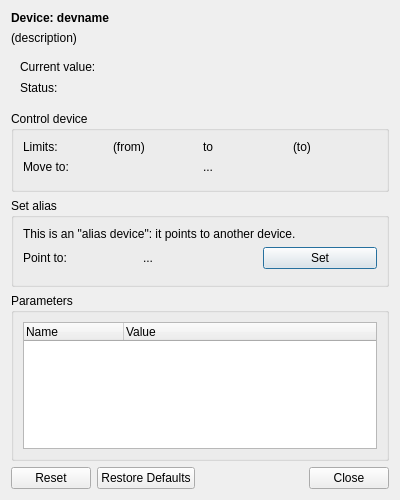
Old version of the form nicos/clients/gui/panels/devices_one.ui in the repository mlz-ictrl/nicos.
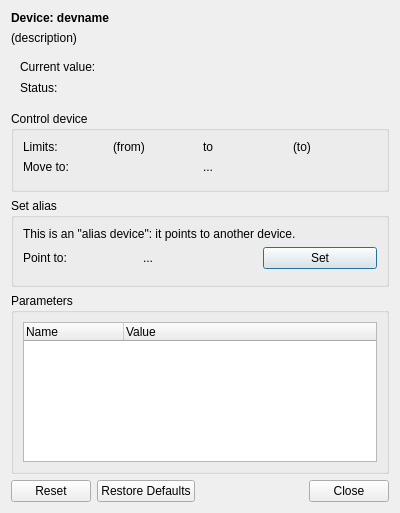
New version of the form. Icons and pictures are not drawn. Custom widgets are drawn as their Qt base class.

Commit message: gui: activate word wrapping in device description label

Patch:
```diff
--- a/nicos/clients/gui/panels/devices_one.ui
+++ b/nicos/clients/gui/panels/devices_one.ui
@@ -7,7 +7,7 @@
     <x>0</x>
     <y>0</y>
     <width>400</width>
-    <height>500</height>
+    <height>513</height>
    </rect>
   </property>
   <property name="sizePolicy">
```
Left out of the diff: 3 changed lines with no effect on the pictures.
